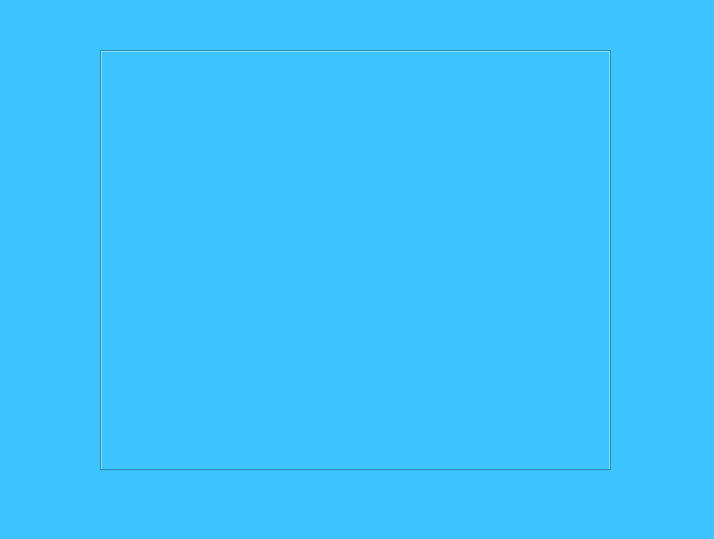
Before: the Qt Designer form forms/mainwindow.ui in Huy-nguyen-here/CalCal, drawn with Qt 5.
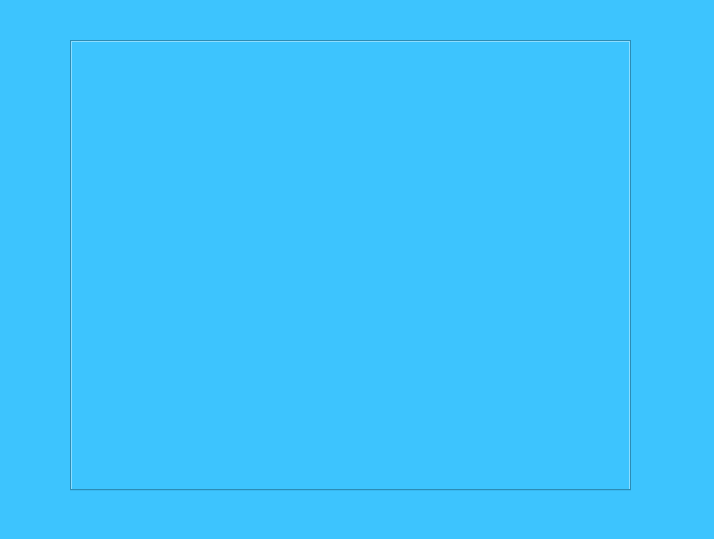
After: the same form once the commit is applied.

The edit to the form file:
```diff
--- a/forms/mainwindow.ui
+++ b/forms/mainwindow.ui
@@ -21,10 +21,10 @@
    <widget class="QTabWidget" name="tabWidget">
     <property name="geometry">
      <rect>
-      <x>100</x>
-      <y>50</y>
-      <width>511</width>
-      <height>421</height>
+      <x>70</x>
+      <y>40</y>
+      <width>561</width>
+      <height>451</height>
      </rect>
     </property>
     <property name="currentIndex">
```
